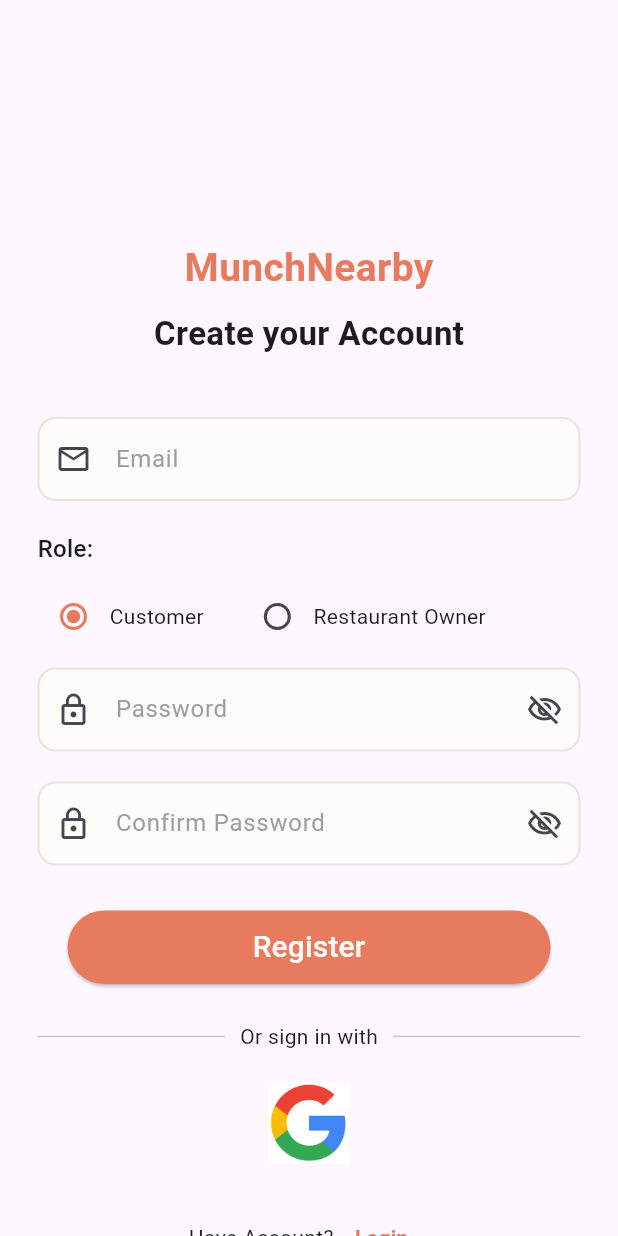
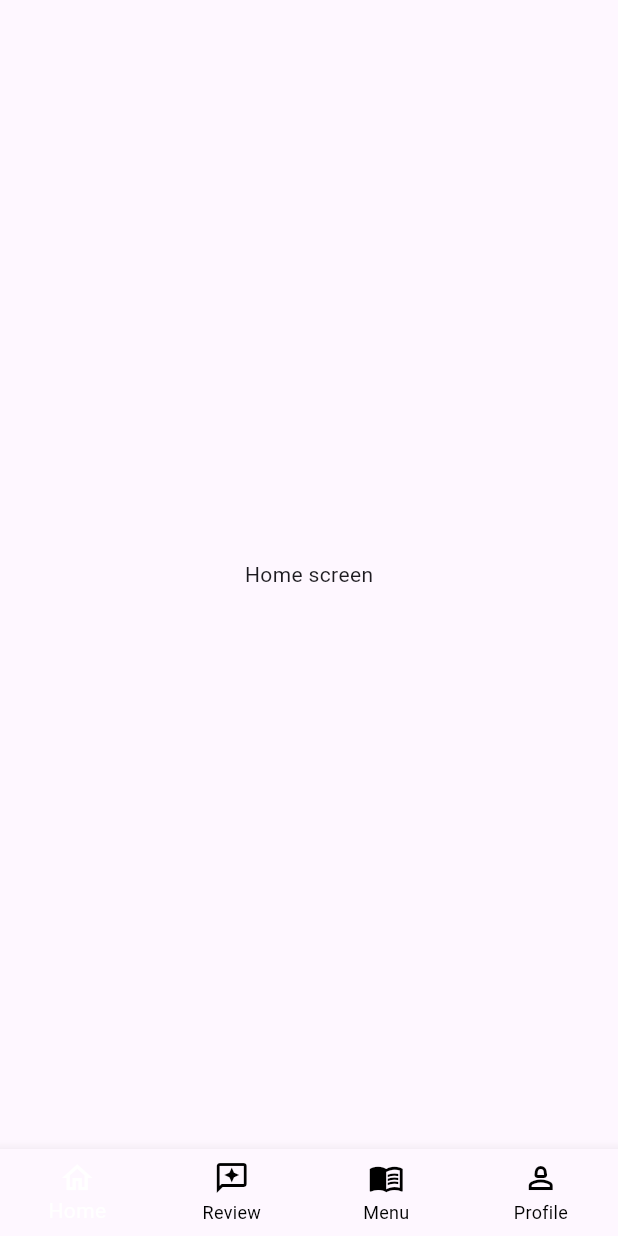
Before and after one commit to SnehaMdhr/munch_nearby, a Flutter app: the LoginScreen screen opened directly, after a tap on "Login", after a tap on "Create Account", on a phone screen of 412 x 824 dp. Run offline on Flutter 3.47's test engine with Material 3 defaults, Android fonts, the phone set to English and light mode, and no system bars.

Commit message:
bottom navigation bar made for restaurant owner profile

```diff
--- /dev/null
+++ b/lib/screens/bottom_navigation_bar_for_restaurant.dart
@@ -0,0 +1,48 @@
+import 'package:flutter/material.dart';
+import 'package:munch_nearby/screens/bottom_screen_restaurant_owner/home_screen_restaurant.dart';
+import 'package:munch_nearby/screens/bottom_screen_restaurant_owner/menu_screen.dart';
+import 'package:munch_nearby/screens/bottom_screen_restaurant_owner/profile_screen_retaurant.dart';
+import 'package:munch_nearby/screens/bottom_screen_restaurant_owner/review_screen.dart';
+
+class BottomNavigationBarForRestaurant extends StatefulWidget {
+  const BottomNavigationBarForRestaurant({super.key});
+
+  @override
+  State<BottomNavigationBarForRestaurant> createState() => _BottomNavigationBarForRestaurantState();
+}
+
+class _BottomNavigationBarForRestaurantState extends State<BottomNavigationBarForRestaurant> {
+  int _selectedIndex = 0;
+
+  List <Widget> lstBottomScreen = [
+    const HomeScreenRestaurant(),
+    const ReviewScreen(),
+    const MenuScreen(),
+    const ProfileScreenRetaurant(),
+  ];
+  @override
+  Widget build(BuildContext context) {
+    return Scaffold(
+
+      body: lstBottomScreen[_selectedIndex],
+      bottomNavigationBar: BottomNavigationBar(
+        type: BottomNavigationBarType.fixed,
+        items: const [
+          BottomNavigationBarItem(icon: Icon(Icons.home_outlined), label: "Home"),
+          BottomNavigationBarItem(icon: Icon(Icons.reviews_outlined), label: "Review"),
+          BottomNavigationBarItem(icon: Icon(Icons.menu_book_outlined), label: "Menu"),
+          BottomNavigationBarItem(icon: Icon(Icons.person_2_outlined), label: "Profile")
+        ],
+
+        selectedItemColor: Colors.white,
+        unselectedItemColor: Colors.black,
+        currentIndex: _selectedIndex,
+        onTap: (index){
+          setState(() {
+            _selectedIndex=index;
+          });
+        },
+      ),
+    );
+  }
+}
--- /dev/null
+++ b/lib/screens/bottom_screen_restaurant_owner/home_screen_restaurant.dart
@@ -0,0 +1,14 @@
+import 'package:flutter/material.dart';
+
+class HomeScreenRestaurant extends StatelessWidget {
+  const HomeScreenRestaurant({super.key});
+
+  @override
+  Widget build(BuildContext context) {
+    return SizedBox.expand(
+      child: Center(
+        child: Text("Home screen"),
+      ),
+    );
+  }
+}
--- a/lib/screens/login_screen.dart
+++ b/lib/screens/login_screen.dart
@@ -1,5 +1,6 @@
 import 'package:flutter/material.dart';
 import 'package:munch_nearby/screens/bottom_navigation_bar_for_customer.dart';
+import 'package:munch_nearby/screens/bottom_navigation_bar_for_restaurant.dart';
 import 'package:munch_nearby/screens/forget_password_screen.dart';
 import 'package:munch_nearby/screens/home_screen.dart';
 import 'package:munch_nearby/screens/register_screen.dart';
@@ -156,7 +157,7 @@ class _LoginScreenState extends State<LoginScreen> {
                       onPressed: () {
                         Navigator.push(
                           context,
-                          MaterialPageRoute(builder: (context) => RegisterScreen()),
+                          MaterialPageRoute(builder: (context) => BottomNavigationBarForRestaurant()),
                         );
                       },
                       child: const Text(
```
Also changed, not shown: lib/screens/bottom_screen_restaurant_owner/menu_screen.dart (added, +14 -0 lines), lib/screens/bottom_screen_restaurant_owner/profile_screen_retaurant.dart (added, +14 -0 lines), lib/screens/bottom_screen_restaurant_owner/review_screen.dart (added, +14 -0 lines).
